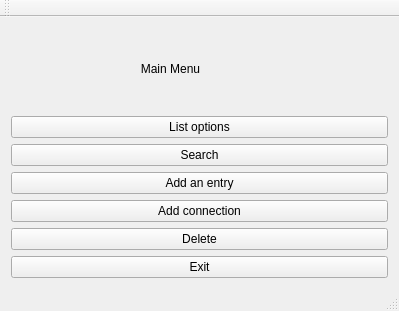
The window that VLNvika3/mainwindow.ui (Gylfian/VLN-vika-3) describes before a commit, drawn with Qt 5.
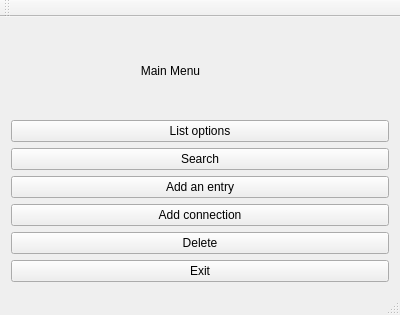
The same window after the commit.

Commit message: fixed window size

Diff of the .ui file:
```diff
--- a/VLNvika3/mainwindow.ui
+++ b/VLNvika3/mainwindow.ui
@@ -6,10 +6,22 @@
    <rect>
     <x>0</x>
     <y>0</y>
-    <width>399</width>
-    <height>311</height>
+    <width>400</width>
+    <height>315</height>
    </rect>
   </property>
+  <property name="minimumSize">
+   <size>
+    <width>400</width>
+    <height>315</height>
+   </size>
+  </property>
+  <property name="maximumSize">
+   <size>
+    <width>400</width>
+    <height>315</height>
+   </size>
+  </property>
   <property name="windowTitle">
    <string>MainWindow</string>
   </property>
```
Left out of the diff: 2 changed lines with no effect on the pictures.
